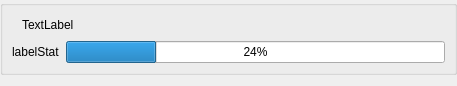
ww4u/megarobostudio, file source/wnd/ui/motorstate.ui: the form before one commit.
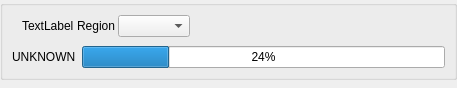
The form after the commit. Icons and pictures are not drawn. Custom widgets are drawn as their Qt base class.

What changed in the file:
```diff
--- a/source/wnd/ui/motorstate.ui
+++ b/source/wnd/ui/motorstate.ui
@@ -7,7 +7,7 @@
     <x>0</x>
     <y>0</y>
     <width>457</width>
-    <height>86</height>
+    <height>88</height>
    </rect>
   </property>
   <property name="windowTitle">
@@ -52,6 +52,9 @@
         <property name="rightMargin">
          <number>0</number>
         </property>
+        <property name="bottomMargin">
+         <number>3</number>
+        </property>
         <item>
          <widget class="QLabel" name="label">
           <property name="maximumSize">
@@ -78,6 +81,16 @@
           </property>
          </widget>
         </item>
+        <item>
+         <widget class="QLabel" name="labelRegion">
+          <property name="text">
+           <string>Region</string>
+          </property>
+         </widget>
+        </item>
+        <item>
+         <widget class="ValueComboBox" name="cmbRegion"/>
+        </item>
         <item>
          <spacer name="horizontalSpacer">
           <property name="orientation">
@@ -96,7 +109,7 @@
       <item row="2" column="0">
        <widget class="QLabel" name="labelStat">
         <property name="text">
-         <string>labelStat</string>
+         <string>UNKNOWN</string>
         </property>
        </widget>
       </item>
@@ -118,6 +131,13 @@
    </item>
   </layout>
  </widget>
+ <customwidgets>
+  <customwidget>
+   <class>ValueComboBox</class>
+   <extends>QComboBox</extends>
+   <header>valuecombobox.h</header>
+  </customwidget>
+ </customwidgets>
  <resources>
   <include location="../res/res.qrc"/>
  </resources>
```
